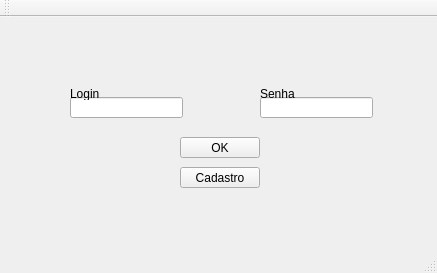
The window that front/mainwindow.ui (luiznaac/CSM30) describes before a commit, drawn with Qt 5.
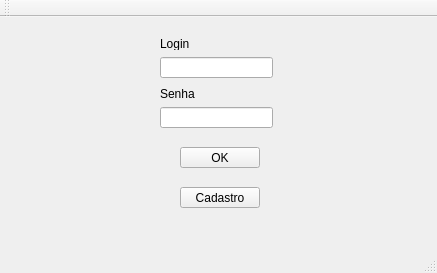
The same window after the commit.

The edit to the form file:
```diff
--- a/front/mainwindow.ui
+++ b/front/mainwindow.ui
@@ -18,7 +18,7 @@
     <property name="geometry">
      <rect>
       <x>180</x>
-      <y>120</y>
+      <y>130</y>
       <width>80</width>
       <height>21</height>
      </rect>
@@ -30,8 +30,8 @@
    <widget class="QLineEdit" name="lineEdit">
     <property name="geometry">
      <rect>
-      <x>70</x>
-      <y>80</y>
+      <x>160</x>
+      <y>40</y>
       <width>113</width>
       <height>21</height>
      </rect>
@@ -40,8 +40,8 @@
    <widget class="QLineEdit" name="lineEdit_2">
     <property name="geometry">
      <rect>
-      <x>260</x>
-      <y>80</y>
+      <x>160</x>
+      <y>90</y>
       <width>113</width>
       <height>21</height>
      </rect>
@@ -50,8 +50,8 @@
    <widget class="QLabel" name="label">
     <property name="geometry">
      <rect>
-      <x>70</x>
-      <y>70</y>
+      <x>160</x>
+      <y>20</y>
       <width>47</width>
       <height>13</height>
      </rect>
@@ -63,7 +63,7 @@
    <widget class="QLabel" name="label_2">
     <property name="geometry">
      <rect>
-      <x>260</x>
+      <x>160</x>
       <y>70</y>
       <width>47</width>
       <height>13</height>
@@ -77,7 +77,7 @@
     <property name="geometry">
      <rect>
       <x>180</x>
-      <y>150</y>
+      <y>170</y>
       <width>80</width>
       <height>21</height>
      </rect>
```
